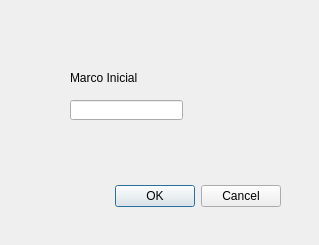
The window that RncAcqGui/dialogmarco.ui (luizazv/RNCACQ) describes before a commit, drawn with Qt 5.
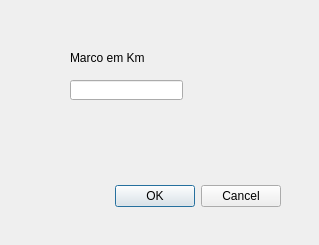
The same window after the commit.

Diff of the .ui file:
```diff
--- a/RncAcqGui/dialogmarco.ui
+++ b/RncAcqGui/dialogmarco.ui
@@ -45,7 +45,7 @@
    <property name="geometry">
     <rect>
      <x>70</x>
-     <y>100</y>
+     <y>80</y>
      <width>113</width>
      <height>20</height>
     </rect>
@@ -58,13 +58,13 @@
    <property name="geometry">
     <rect>
      <x>70</x>
-     <y>70</y>
+     <y>50</y>
      <width>111</width>
      <height>16</height>
     </rect>
    </property>
    <property name="text">
-    <string>Marco Inicial</string>
+    <string>Marco em Km</string>
    </property>
   </widget>
  </widget>
```
